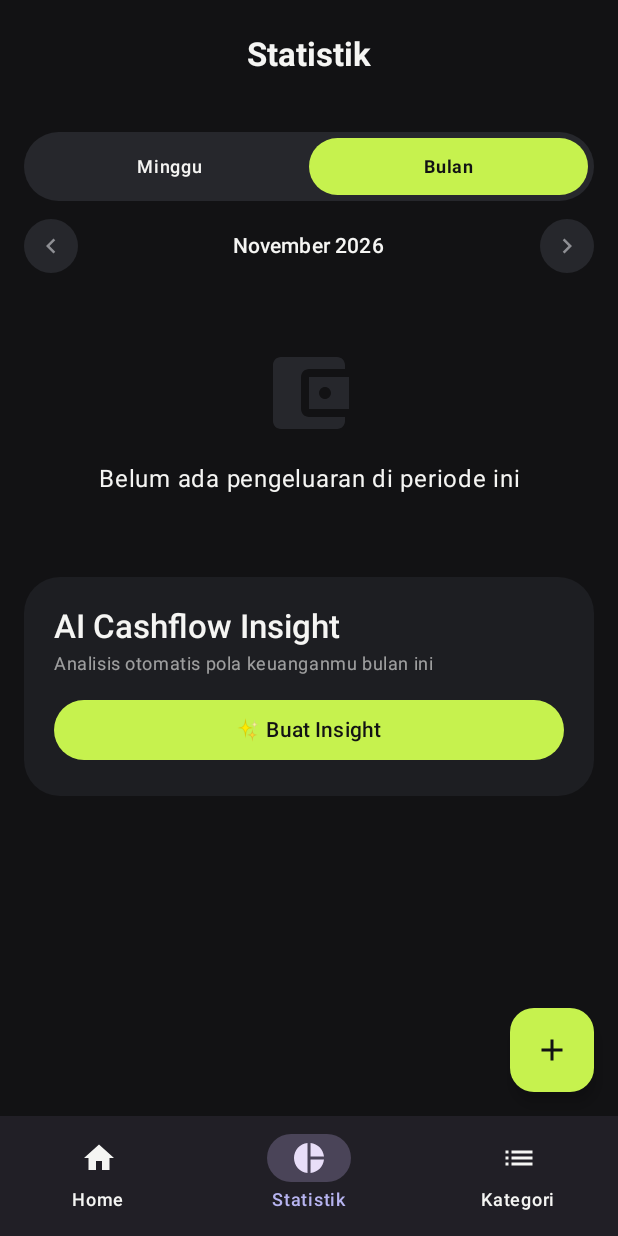
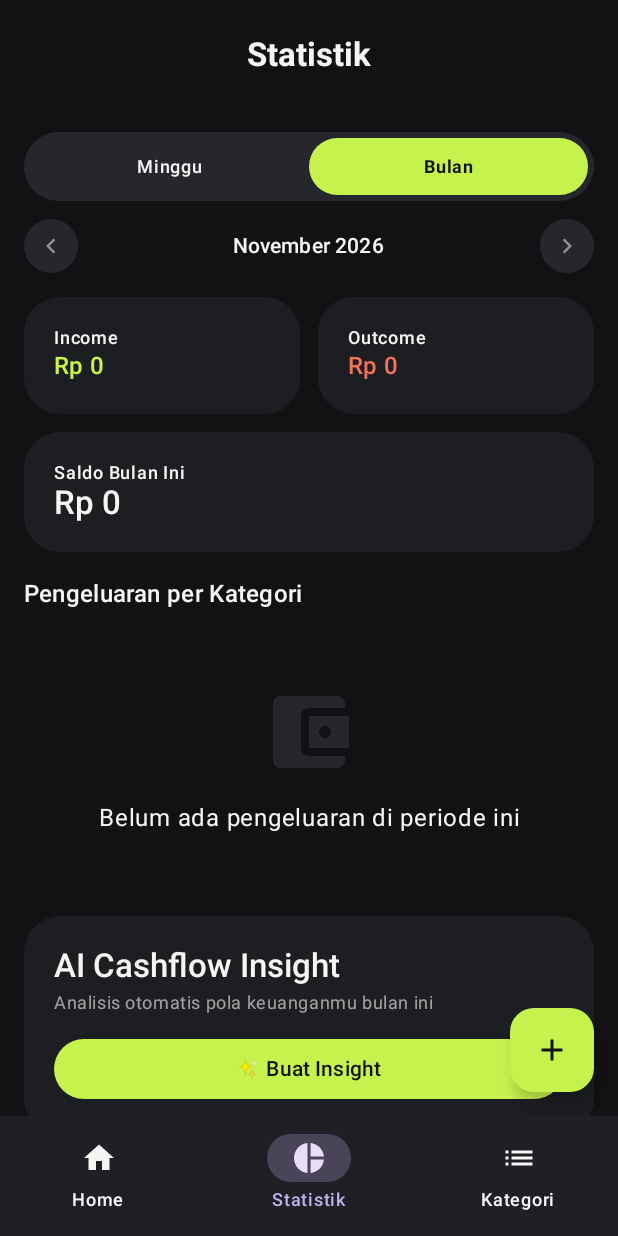
Before and after one commit to alifnurakbar/finansio, an Android app built with Jetpack Compose: the StatisticsScreen screen opened through its navigation route, on a phone screen of 412 x 824 dp. Run offline under Robolectric (Android 15) with nearby library versions, the phone set to English and light mode, and no system bars; libraries missing offline, so code that uses them is left out: com.google.mlkit.vision, ir.ehsannarmani.compose_charts; 4 statements that could not run were skipped.

Commit message:
Fix scan categories, statistics chart refresh, and AI error messages
- Load categories from DB when scanning (stateIn was never collected, so list was empty)
- Fallback category Belanja/Lainnya when AI is unsure; show save date on scan result
- Redraw pie chart on data/month change; add monthly income/outcome/balance cards
- Friendly Indonesian messages for Groq HTTP/network errors; read timeout 60s
- Generate GroqSecrets.kt (gitignored) from local.properties instead of BuildConfig

Co-Authored-By: Claude Opus 5.5 <noreply@anthropic.com>

```diff
--- a/app/src/main/java/com/finansio/app/data/remote/GroqApiConstants.kt
+++ b/app/src/main/java/com/finansio/app/data/remote/GroqApiConstants.kt
@@ -1,11 +1,10 @@
 package com.finansio.app.data.remote
-
-import com.finansio.app.BuildConfig
 
 object GroqApiConstants {
     const val BASE_URL = "https://api.groq.com/"
     // Isi GROQ_API_KEY di local.properties (tidak ikut ter-commit). Key dibuat di console.groq.com
-    val API_KEY: String = BuildConfig.GROQ_API_KEY
+    // GroqSecrets.kt dibuat otomatis oleh Gradle saat sync/build.
+    const val API_KEY: String = GroqSecrets.GROQ_API_KEY
     // llama-3.3-70b-versatile sudah dihentikan Groq (HTTP 404 model_not_found)
     const val MODEL = "openai/gpt-oss-120b"
 }
--- a/app/src/main/java/com/finansio/app/data/remote/RetrofitClient.kt
+++ b/app/src/main/java/com/finansio/app/data/remote/RetrofitClient.kt
@@ -30,7 +30,7 @@ object RetrofitClient {
         .addInterceptor(authInterceptor)
         .addInterceptor(loggingInterceptor)
         .connectTimeout(30, TimeUnit.SECONDS)
-        .readTimeout(30, TimeUnit.SECONDS)
+        .readTimeout(60, TimeUnit.SECONDS)
         .build()
 
     private val retrofit = Retrofit.Builder()
--- a/app/src/main/java/com/finansio/app/ui/statistics/StatisticsScreen.kt
+++ b/app/src/main/java/com/finansio/app/ui/statistics/StatisticsScreen.kt
@@ -41,6 +41,8 @@ fun StatisticsScreen(
     val totalWeeklyIncome by viewModel.weeklyTotalIncome.collectAsState()
     val totalWeeklyExpense by viewModel.weeklyTotalExpense.collectAsState()
     val insightState by viewModel.insightState.collectAsState()
+    val monthlyIncome by viewModel.monthlyIncome.collectAsState()
+    val monthlyExpense by viewModel.monthlyExpense.collectAsState()
 
     Scaffold { paddingValues ->
         Column(modifier = Modifier.fillMaxSize().padding(paddingValues)) {
@@ -64,6 +66,41 @@ fun StatisticsScreen(
                             label = DateUtils.formatMonthYear(selectedMonth.year, selectedMonth.month),
                             onPrev = { monthFilterViewModel.prevMonth() },
                             onNext = { monthFilterViewModel.nextMonth() }
+                        )
+
+                        // Ringkasan bulanan: income, outcome, dan saldo bulan yang dipilih
+                        Spacer(modifier = Modifier.height(16.dp))
+                        Row(modifier = Modifier.fillMaxWidth(), horizontalArrangement = Arrangement.spacedBy(12.dp)) {
+                            FinansioCard(modifier = Modifier.weight(1f)) {
+                                Text("Income", style = MaterialTheme.typography.labelMedium)
+                                Text(
+                                    CurrencyFormatter.formatRupiah(monthlyIncome),
+                                    style = MaterialTheme.typography.titleMedium,
+                                    color = MaterialTheme.colorScheme.primary
+                                )
+                            }
+                            FinansioCard(modifier = Modifier.weight(1f)) {
+                                Text("Outcome", style = MaterialTheme.typography.labelMedium)
+                                Text(
+                                    CurrencyFormatter.formatRupiah(monthlyExpense),
+                                    style = MaterialTheme.typography.titleMedium,
+                                    color = MaterialTheme.colorScheme.error
+                                )
+                            }
+                        }
+                        Spacer(modifier = Modifier.height(12.dp))
+                        FinansioCard(modifier = Modifier.fillMaxWidth()) {
+                            Text("Saldo Bulan Ini", style = MaterialTheme.typography.labelMedium)
+                            Text(
+                                CurrencyFormatter.formatRupiah(monthlyIncome - monthlyExpense),
+                                style = MaterialTheme.typography.titleLarge
+                            )
+                        }
+                        Spacer(modifier = Modifier.height(8.dp))
+                        Text(
+                            "Pengeluaran per Kategori",
+                            style = MaterialTheme.typography.titleMedium,
+                            modifier = Modifier.padding(top = 8.dp)
                         )
                     }
 
@@ -175,6 +212,9 @@ fun StatisticsScreen(
                                 LocalContentColor provides MaterialTheme.colorScheme.onSurface,
                                 LocalTextStyle provides MaterialTheme.typography.labelSmall.copy(color = MaterialTheme.colorScheme.onSurface)
                             ) {
+                                // PieChart menyimpan data pertama yang diterimanya. key() memaksa
+                                // grafik dibuat ulang saat bulan atau isi datanya berubah.
+                                androidx.compose.runtime.key(selectedMonth, summaries) {
                                     PieChart(
                                         modifier = Modifier.fillMaxWidth().height(200.dp),
                                         data = chartData,
@@ -182,6 +222,7 @@ fun StatisticsScreen(
                                             textStyle = MaterialTheme.typography.labelSmall.copy(color = MaterialTheme.colorScheme.onSurface)
                                         ),
                                     )
+                                }
                             }
                         }
 
--- a/app/src/main/java/com/finansio/app/ui/statistics/StatisticsViewModel.kt
+++ b/app/src/main/java/com/finansio/app/ui/statistics/StatisticsViewModel.kt
@@ -47,7 +47,21 @@ class StatisticsViewModel(
             }.stateIn(viewModelScope, SharingStarted.WhileSubscribed(5000), emptyList())
 
 
-    private val currentWeekTransactions = filterIndex.flatMapLatest { index ->
+    // Total income & outcome untuk bulan yang dipilih (dipakai kartu ringkasan mode Bulan)
+    private fun monthlyTotal(type: TransactionType): StateFlow<Long> =
+        selectedMonth.flatMapLatest { month ->
+            transactionRepository.getTotalByTypeAndDateRange(
+                type,
+                DateUtils.getStartOfMonth(month.year, month.month),
+                DateUtils.getEndOfMonth(month.year, month.month)
+            )
+        }.map { it ?: 0L }
+            .stateIn(viewModelScope, SharingStarted.WhileSubscribed(5000), 0L)
+
+    val monthlyIncome: StateFlow<Long> = monthlyTotal(TransactionType.INCOME)
+    val monthlyExpense: StateFlow<Long> = monthlyTotal(TransactionType.EXPENSE)
+
+    private val currentWeekTransactions =filterIndex.flatMapLatest { index ->
         if (index == 0) {
             transactionRepository.getByDateRange(DateUtils.getStartOfWeek(), DateUtils.getEndOfWeek())
         } else {
```
Also changed, not shown: app/build.gradle.kts (+23 -7 lines), app/src/main/java/com/finansio/app/data/repository/AiRepository.kt (+25 -3 lines), app/src/main/java/com/finansio/app/ui/scanner/ScanResultScreen.kt (+21 -0 lines), app/src/main/java/com/finansio/app/ui/scanner/ScanResultViewModel.kt (+15 -8 lines), 1 other file. Lines whose indentation alone changed are shown as unchanged.
